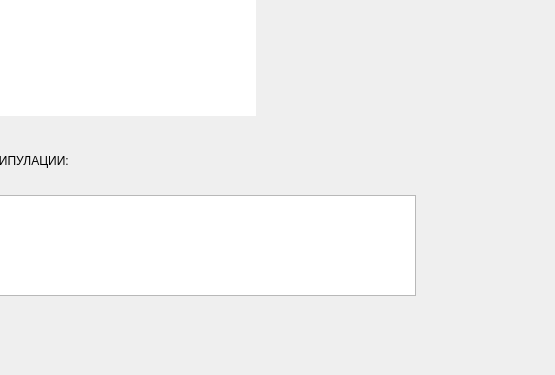
Old version of the form src/View/ListView/ListView.ui in the repository thefinalcutbg/DinoDent; both pictures show x 515 to 1070 and y 575 to 950 of the 1070 by 950 pixel window.
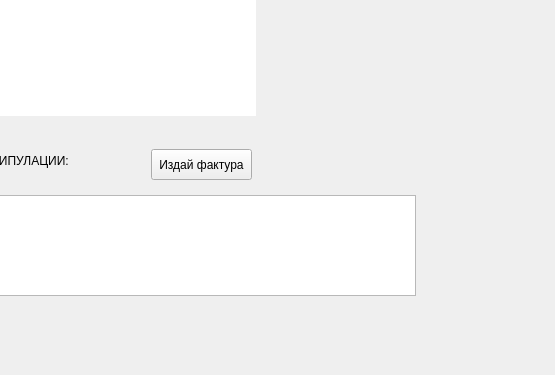
New version of the form. Custom widgets are drawn as their Qt base class.

Commit message: Connection made between ListPresenter and TabPresenter for opening new invoices

```diff
--- a/src/View/ListView/ListView.ui
+++ b/src/View/ListView/ListView.ui
@@ -161,7 +161,7 @@
   <widget class="QLabel" name="priceLabel">
    <property name="geometry">
     <rect>
-     <x>700</x>
+     <x>850</x>
      <y>710</y>
      <width>211</width>
      <height>51</height>
@@ -247,6 +247,19 @@
     <bool>true</bool>
    </property>
   </widget>
+  <widget class="QPushButton" name="invoiceButton">
+   <property name="geometry">
+    <rect>
+     <x>666</x>
+     <y>724</y>
+     <width>101</width>
+     <height>31</height>
+    </rect>
+   </property>
+   <property name="text">
+    <string>Издай фактура</string>
+   </property>
+  </widget>
   <zorder>teethView</zorder>
   <zorder>patientTile</zorder>
   <zorder>controlPanel</zorder>
```
Left out of the diff: 1 changed line with no effect on the pictures. The commit also changes 16 other files.
